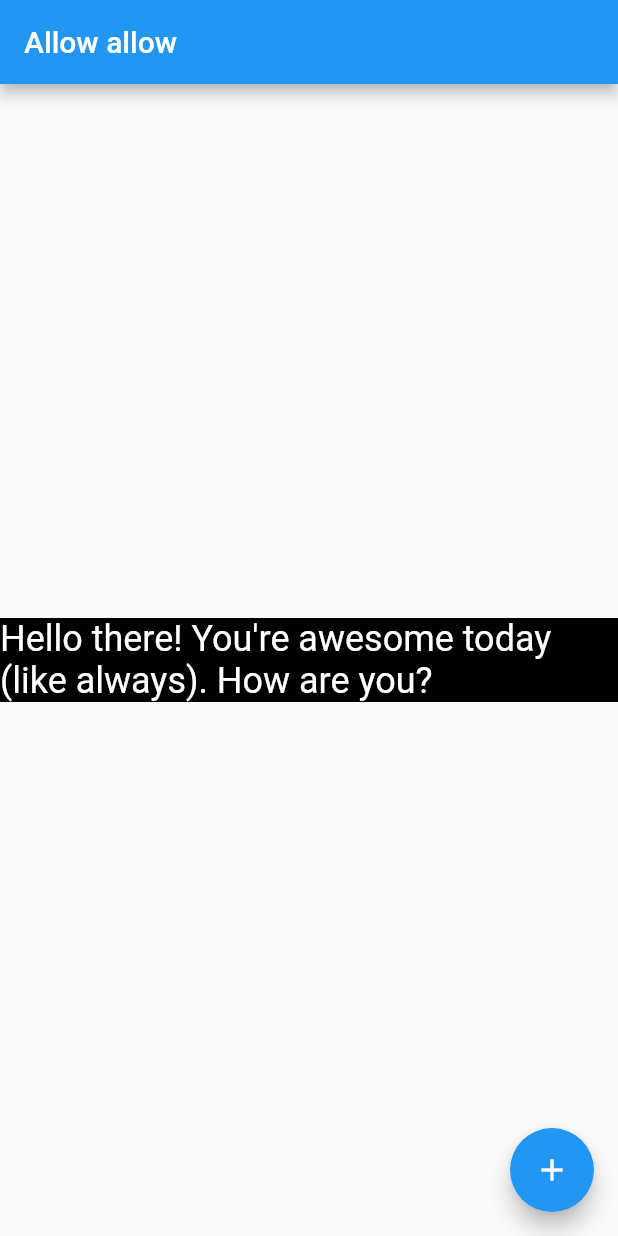
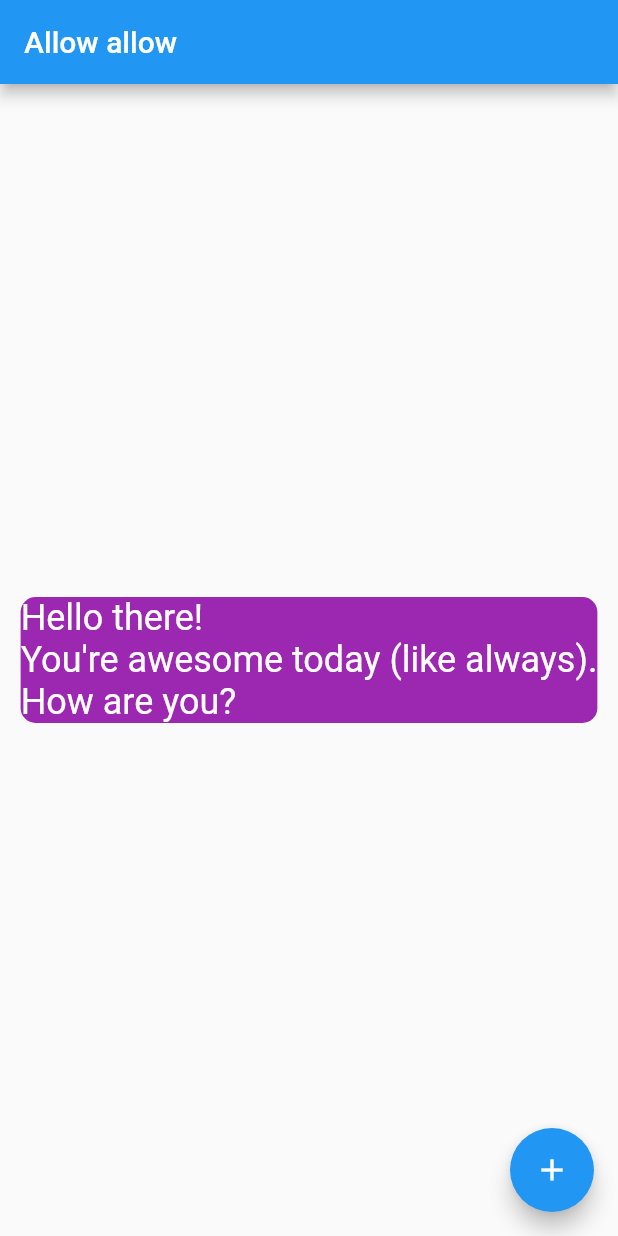
Before and after one commit to wolfhaltz/flutter_app, a Flutter app: the screen it shows after launch, on a phone screen of 412 x 824 dp. Run offline on Flutter 3.47's test engine with Material 2 defaults, Android fonts, the phone set to English and light mode, and no system bars.

Commit message:
Discover BorderRadius.circular property

```diff
--- a/lib/core/my_app.dart
+++ b/lib/core/my_app.dart
@@ -11,9 +11,9 @@ class MyApp extends StatelessWidget {
             ),
             body: Center(
                 child: Container(
-                  color: Colors.black,
+                  decoration: BoxDecoration(color: Colors.purple, borderRadius: BorderRadius.circular(10)),
                   child: Text(
-                      "Hello there! You're awesome today (like always). How are you?",
+                      "Hello there!\nYou're awesome today (like always).\nHow are you?",
                       style: TextStyle(fontSize: 24, color: Colors.white)
                   ),
                 )
```
